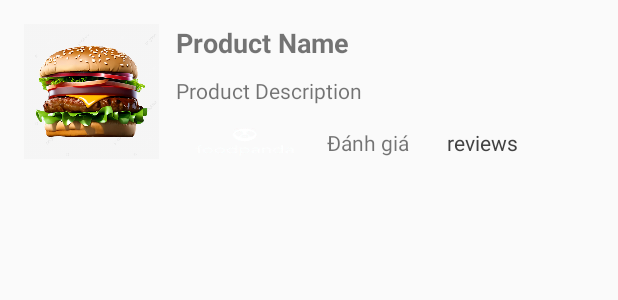
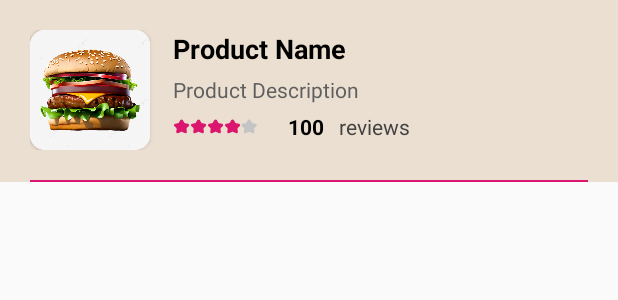
Before and after one commit to congcuong14062003/FoodOrderApp, an Android app: the layout activity_search_item.xml on its own in the app's theme, with its tools: preview values and no code run, on a phone screen of 412 x 824 dp. Shown: the top 300 px of the screen. Run offline under Robolectric (Android 15) with nearby library versions, the phone set to English and light mode, and no system bars.

Commit message:
sửa linh tinh

```diff
--- a/app/src/main/res/drawable/mainborder.xml
+++ b/app/src/main/res/drawable/mainborder.xml
@@ -1,6 +1,6 @@
 <shape xmlns:android="http://schemas.android.com/apk/res/android"
     android:shape="rectangle">
-    <corners android:radius="20dp" /> <!-- Điều chỉnh giá trị radius tùy theo mức độ bo của bạn -->
+    <corners android:radius="10dp" /> <!-- Điều chỉnh giá trị radius tùy theo mức độ bo của bạn -->
     <solid android:color="@android:color/white" /> <!-- Màu nền của ImageView -->
 
 </shape>
--- a/app/src/main/res/layout/activity_search_item.xml
+++ b/app/src/main/res/layout/activity_search_item.xml
@@ -2,73 +2,124 @@
 <LinearLayout xmlns:android="http://schemas.android.com/apk/res/android"
     android:layout_width="match_parent"
     android:layout_height="wrap_content"
+    xmlns:app="http://schemas.android.com/apk/res-auto"
+    android:background="#EBDFD1"
+
     android:orientation="vertical">
     <RelativeLayout
         android:layout_width="match_parent"
         android:layout_height="match_parent"
-        android:padding="16dp">
-        <ImageView
-            android:id="@+id/foodImgList"
-            android:layout_width="90dp"
-            android:layout_height="90dp"
-            android:layout_alignParentStart="true"
-            android:layout_alignParentTop="true"
-            android:layout_marginRight="10dp"
-            android:src="@drawable/testitem"
-            android:scaleType="centerCrop"
-            android:background="@drawable/mainborder"
-            android:outlineProvider="background"/>
+        android:padding="20dp">
+        <androidx.cardview.widget.CardView
+            android:id="@+id/cardViewFoodList"
+            android:layout_width="80dp"
+            app:cardCornerRadius="10dp"
+            android:layout_height="80dp"
+            android:layout_marginEnd="15dp"
+            >
+            <ImageView
+                android:scaleType="centerCrop"
+                android:id="@+id/foodImgList"
+                android:layout_width="match_parent"
+                android:layout_height="match_parent"
+                android:src="@drawable/testitem"
+                android:background="@drawable/mainborder"
+/>
+        </androidx.cardview.widget.CardView>
+
         <LinearLayout
             android:id="@+id/productInfoLayout"
-            android:layout_width="240dp"
-            android:layout_height="94dp"
-            android:layout_marginStart="1dp"
-            android:layout_marginLeft="10dp"
-            android:layout_toEndOf="@+id/foodImgList"
+            android:layout_width="match_parent"
+            android:layout_height="wrap_content"
+            android:layout_alignTop="@+id/cardViewFoodList"
+            android:layout_toEndOf="@+id/cardViewFoodList"
             android:orientation="vertical">
+
             <TextView
                 android:id="@+id/foodName"
+                android:textColor="@color/black"
                 android:layout_width="match_parent"
                 android:layout_height="wrap_content"
+                android:layout_marginBottom="5dp"
                 android:text="Product Name"
-                android:layout_marginBottom="10dp"
                 android:textSize="18sp"
                 android:textStyle="bold" />
+
             <TextView
                 android:id="@+id/foodIngredient"
                 android:layout_width="match_parent"
                 android:layout_height="wrap_content"
-                android:layout_marginBottom="10dp"
+                android:layout_marginBottom="5dp"
+                android:textColor="@color/textcolor"
                 android:text="Product Description"
                 android:textSize="14sp" />
+
             <LinearLayout
-                android:layout_width="match_parent"
+                android:layout_width="wrap_content"
                 android:layout_height="wrap_content"
+                android:gravity="center_vertical"
                 android:orientation="horizontal">
 
-                <ImageView
-                    android:id="@+id/rateStar"
-                    android:layout_width="92dp"
+                <LinearLayout
+                    android:layout_width="wrap_content"
                     android:layout_height="wrap_content"
-                    android:background="@drawable/logopanda"
-                    android:scaleType="fitXY" />
+                    android:orientation="horizontal">
+
+                    <ImageView
+                        android:id="@+id/star1"
+                        android:layout_width="wrap_content"
+                        android:layout_height="wrap_content"
+                        android:src="@drawable/pinkstar" />
+
+                    <ImageView
+                        android:id="@+id/star2"
+                        android:layout_width="wrap_content"
+                        android:layout_height="wrap_content"
+                        android:src="@drawable/pinkstar" />
+
+                    <ImageView
+                        android:id="@+id/star3"
+                        android:layout_width="wrap_content"
+                        android:layout_height="wrap_content"
+                        android:src="@drawable/pinkstar" />
+
+                    <ImageView
+                        android:id="@+id/star4"
+                        android:layout_width="wrap_content"
+                        android:layout_height="wrap_content"
+                        android:src="@drawable/pinkstar" />
+
+                    <ImageView
+                        android:id="@+id/star5"
+                        android:layout_width="wrap_content"
+                        android:layout_height="wrap_content"
+                        android:src="@drawable/star" />
+                </LinearLayout>
+
                 <TextView
                     android:id="@+id/total_reviews"
-                    android:layout_width="72dp"
-                    android:layout_height="match_parent"
-                    android:text="Đánh giá"
-                    android:textAlignment="center"
-                    android:gravity="center"
+                    android:layout_width="wrap_content"
+                    android:layout_height="wrap_content"
+                    android:layout_marginLeft="20dp"
+                    android:layout_marginRight="10dp"
+                    android:textStyle="bold"
+                    android:textColor="@color/black"
+                    android:text="100"
                     android:textSize="14sp" />
+
                 <TextView
-                    android:layout_width="match_parent"
-                    android:layout_height="match_parent"
-                    android:text=" reviews"
-                    android:textAlignment="center"
-                    android:gravity="center"
+                    android:layout_width="wrap_content"
+                    android:layout_height="wrap_content"
+                    android:text="reviews"
                     android:textColor="@color/cardview_dark_background"
                     android:textSize="14sp" />
             </LinearLayout>
         </LinearLayout>
     </RelativeLayout>
+    <LinearLayout
+        android:layout_marginRight="20dp"
+        android:layout_marginLeft="20dp"
+        android:layout_width="match_parent"
+        android:layout_height="1dp"
+        android:background="@color/maincolor"></LinearLayout>
 </LinearLayout>
--- a/app/src/main/res/layout/fragment_home.xml
+++ b/app/src/main/res/layout/fragment_home.xml
@@ -68,7 +68,7 @@
         android:layout_marginStart="40dp"
         android:layout_marginTop="60dp"
         android:layout_marginEnd="40dp"
-        android:background="@drawable/rounded_image"
+        android:background="@drawable/mainborder"
         android:hint="Search for food"
         android:inputType="text"
         android:paddingLeft="50dp"
--- a/app/src/main/res/layout/item_order_history.xml
+++ b/app/src/main/res/layout/item_order_history.xml
@@ -2,6 +2,7 @@
 <LinearLayout xmlns:android="http://schemas.android.com/apk/res/android"
     android:layout_width="match_parent"
     android:layout_height="wrap_content"
+    xmlns:app="http://schemas.android.com/apk/res-auto"
     android:background="@drawable/mainborder"
     android:layout_margin="20dp"
     android:orientation="vertical">
@@ -9,25 +10,30 @@
     <RelativeLayout
         android:layout_width="match_parent"
         android:layout_height="match_parent"
-        android:padding="16dp">
-        <ImageView
-            android:id="@+id/imgItemHistoryOrder"
-            android:layout_width="90dp"
-            android:layout_height="90dp"
-            android:layout_alignParentStart="true"
-            android:layout_alignParentTop="true"
-            android:src="@drawable/testitem"
-            android:scaleType="centerCrop"
-            android:background="@drawable/mainborder"
-            android:outlineProvider="background"/>
+        android:padding="20dp">
+        <androidx.cardview.widget.CardView
+            android:id="@+id/cardViewHistory"
+            android:layout_width="80dp"
+            app:cardCornerRadius="10dp"
+            android:layout_height="80dp"
+            android:layout_marginEnd="20dp"
+            >
+            <ImageView
+                android:id="@+id/imgItemHistoryOrder"
+                android:layout_width="match_parent"
+                android:layout_height="match_parent"
+                android:src="@drawable/testitem"
+                android:background="@drawable/mainborder"
+                />
+        </androidx.cardview.widget.CardView>
+
 
 
         <LinearLayout
             android:id="@+id/productInfoLayout"
             android:layout_width="match_parent"
             android:layout_height="wrap_content"
-            android:layout_marginLeft="10dp"
-            android:layout_toEndOf="@id/imgItemHistoryOrder"
+            android:layout_toEndOf="@id/cardViewHistory"
             android:orientation="vertical">
 
             <TextView
@@ -59,6 +65,7 @@
                     android:id="@+id/priceItemHistoryOrder"
                     android:layout_width="wrap_content"
                     android:layout_height="wrap_content"
+                    android:textStyle="bold"
                     android:textColor="@color/maincolor"
                     android:text="$10"
                     android:textSize="14sp" />
@@ -80,6 +87,7 @@
                     android:id="@+id/quantityItemHistoryOrder"
                     android:layout_width="wrap_content"
                     android:layout_height="wrap_content"
+                    android:textStyle="bold"
                     android:text="1"
                     android:textSize="14sp" />
 
@@ -102,7 +110,7 @@
             android:id="@+id/line"
             android:layout_width="match_parent"
             android:layout_height="2dp"
-            android:layout_below="@id/imgItemHistoryOrder"
+            android:layout_below="@id/cardViewHistory"
             android:layout_marginTop="30dp"
             android:layout_marginBottom="10dp"
             android:background="#FAF7F7"
--- a/app/src/main/res/values/colors.xml
+++ b/app/src/main/res/values/colors.xml
@@ -3,6 +3,7 @@
     <color name="black">#FF000000</color>
     <color name="white">#FFFFFFFF</color>
     <color name="maincolor">#DB166E</color>
+    <color name="textcolor">#5F5F5F</color>
     <color name="secondarycolor">#C4C4C4</color>
 
 </resources>
```
